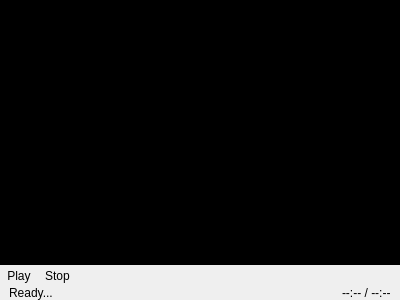
Old version of the form ningePlayer/Player.ui in the repository zb872676223/ningeProject.
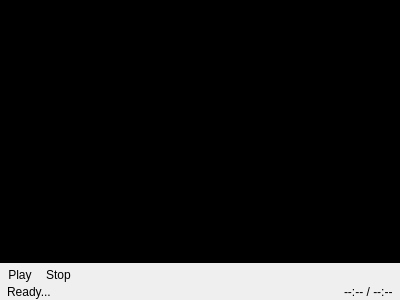
New version of the form. Icons and pictures are not drawn. Custom widgets are drawn as their Qt base class.

The edit to the form file:
```diff
--- a/ningePlayer/Player.ui
+++ b/ningePlayer/Player.ui
@@ -53,7 +53,7 @@
        <number>0</number>
       </property>
       <property name="margin">
-       <number>0</number>
+       <number>1</number>
       </property>
       <item>
        <widget class="Phonon::SeekSlider" name="seekSlider">
@@ -72,16 +72,6 @@
           <property name="text">
            <string>Play</string>
           </property>
-          <property name="icon">
-           <iconset resource="ningePlayerRC.qrc">
-            <normaloff>:/ningePlayer/resource/image/media-playback-start.svg</normaloff>:/ningePlayer/resource/image/media-playback-start.svg</iconset>
-          </property>
-          <property name="iconSize">
-           <size>
-            <width>32</width>
-            <height>32</height>
-           </size>
-          </property>
           <property name="autoRaise">
            <bool>true</bool>
           </property>
@@ -92,16 +82,6 @@
           <property name="text">
            <string>Stop</string>
           </property>
-          <property name="icon">
-           <iconset resource="ningePlayerRC.qrc">
-            <normaloff>:/ningePlayer/resource/image/media-playback-stop.svg</normaloff>:/ningePlayer/resource/image/media-playback-stop.svg</iconset>
-          </property>
-          <property name="iconSize">
-           <size>
-            <width>32</width>
-            <height>32</height>
-           </size>
-          </property>
           <property name="autoRaise">
            <bool>true</bool>
           </property>
@@ -138,10 +118,10 @@
          <number>0</number>
         </property>
         <property name="leftMargin">
-         <number>9</number>
+         <number>6</number>
         </property>
         <property name="rightMargin">
-         <number>9</number>
+         <number>6</number>
         </property>
         <item>
          <widget class="QLabel" name="state">
```
Left out of the diff: 4 changed lines with no effect on the pictures.
